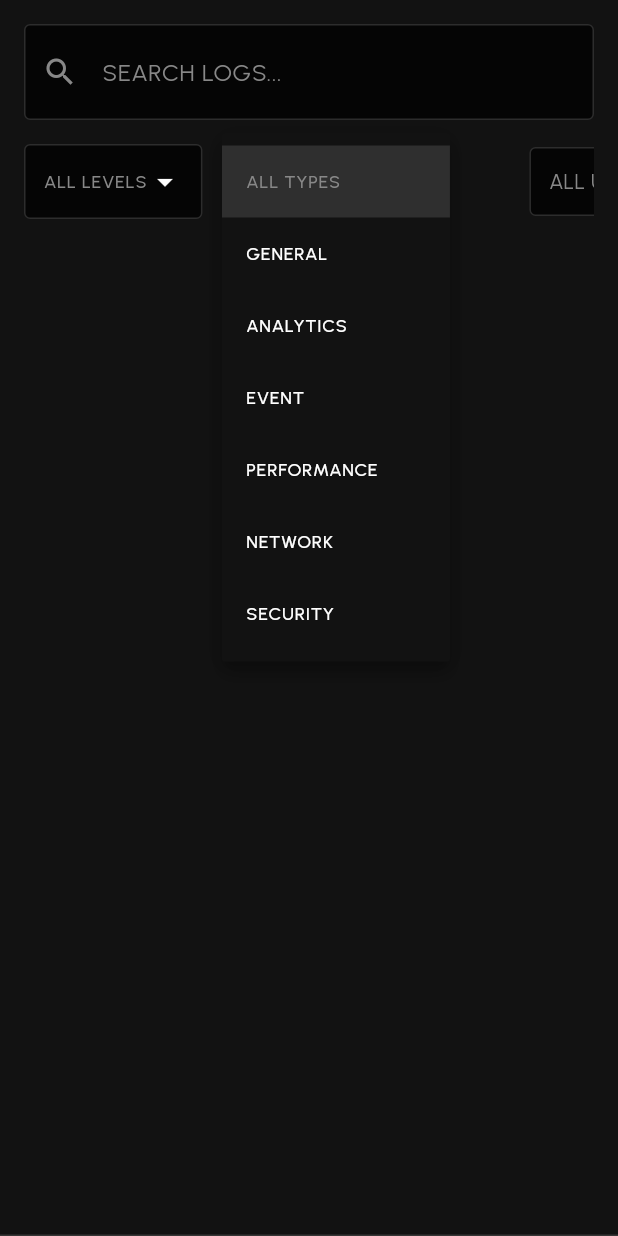
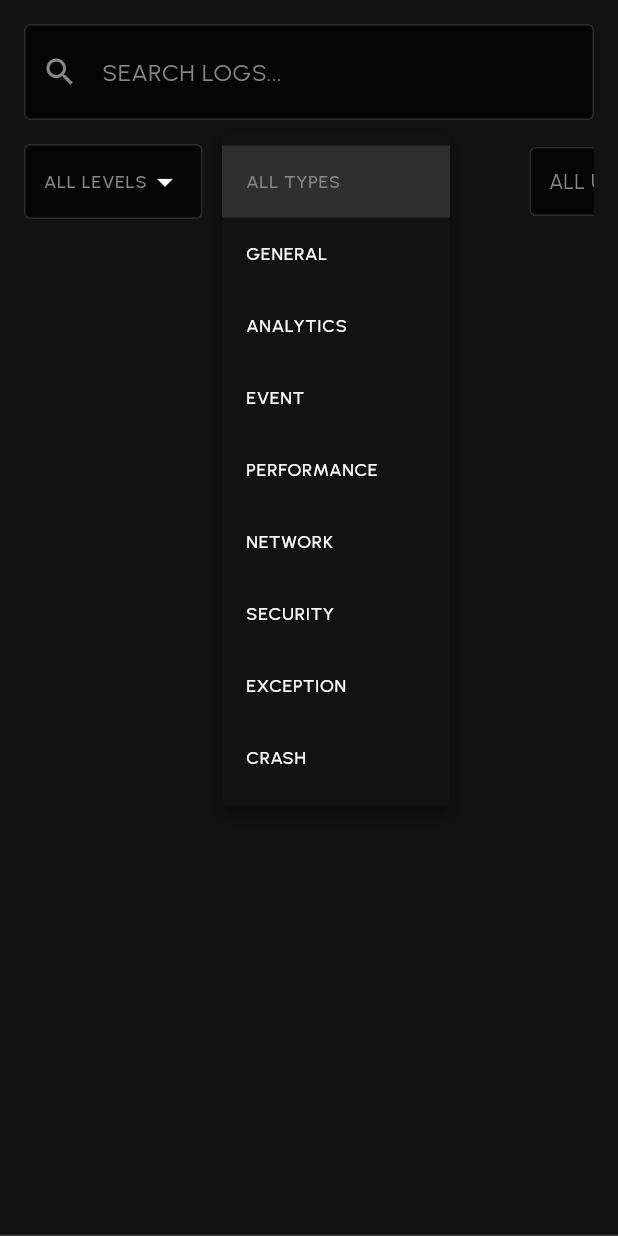
Before and after one commit to ThatSaxyDev/telling, a Flutter app: the LogFilterBar widget shown alone on an empty page, opened directly, after a tap on "ALL TYPES", on a phone screen of 412 x 824 dp. Run offline on Flutter 3.47's test engine with Material 3 defaults, Android fonts, the phone set to English and light mode, and no system bars; our stand-ins replace device_info_plus, flutter_riverpod, freezed_annotation, go_router, package_info_plus, responsive_framework and 1 more; accounts and stored records are empty; network calls fail.

Commit message:
feat: Add exception and crash log types and user email to log events.

```diff
--- a/lib/core/models/log_level/log_level.dart
+++ b/lib/core/models/log_level/log_level.dart
@@ -42,6 +42,8 @@ abstract class LogType with _$LogType {
   const factory LogType.performance() = _Performance;
   const factory LogType.network() = _Network;
   const factory LogType.security() = _Security;
+  const factory LogType.exception() = _Exception;
+  const factory LogType.crash() = _Crash;
   const factory LogType.custom(String name) = _Custom;
 
   factory LogType.fromJson(Map<String, dynamic> json) => _$LogTypeFromJson(json);
@@ -61,6 +63,10 @@ abstract class LogType with _$LogType {
         return const LogType.network();
       case 'security':
         return const LogType.security();
+      case 'exception':
+        return const LogType.exception();
+      case 'crash':
+        return const LogType.crash();
       case 'error': // Legacy support - map to general
       case 'errorr': // Legacy support for typo
         return const LogType.general();
--- a/lib/core/models/log_model/log_model.dart
+++ b/lib/core/models/log_model/log_model.dart
@@ -19,6 +19,7 @@ abstract class LogModel with _$LogModel {
     DeviceInfo? device,
     String? userId,
     String? userName,
+    String? userEmail,
   }) = _LogModel;
 
   factory LogModel.fromJson(Map<String, dynamic> json) {
@@ -42,6 +43,7 @@ abstract class LogModel with _$LogModel {
           : null,
       userId: json['userId'] as String?,
       userName: json['userName'] as String?,
+      userEmail: json['userEmail'] as String?,
     );
   }
 }
@@ -56,6 +58,8 @@ extension LogModelX on LogModel {
       performance: () => Icons.speed, // or Icons.show_chart, Icons.timer
       network: () => Icons.wifi, // or Icons.cloud, Icons.lan
       security: () => Icons.security,
+      exception: () => Icons.error_outline,
+      crash: () => Icons.dangerous,
       custom: (name) => Icons.info,
     );
   }
--- a/lib/features/logs/logs_screen.dart
+++ b/lib/features/logs/logs_screen.dart
@@ -356,6 +356,8 @@ class LogsScreen extends ConsumerWidget {
                               performance: () => 'PERFORMANCE',
                               network: () => 'NETWORK',
                               security: () => 'SECURITY',
+                              exception: () => 'EXCEPTION',
+                              crash: () => 'CRASH',
                               custom: (name) => name.toUpperCase(),
                             ),
                           ),
--- a/lib/features/logs/widgets/log_filter_bar.dart
+++ b/lib/features/logs/widgets/log_filter_bar.dart
@@ -111,6 +111,8 @@ class _LogFilterBarState extends ConsumerState<LogFilterBar> {
                     const LogType.performance(),
                     const LogType.network(),
                     const LogType.security(),
+                    const LogType.exception(),
+                    const LogType.crash(),
                   ],
                   onChanged: notifier.setType,
                   itemLabel: (type) => type.when(
@@ -120,6 +122,8 @@ class _LogFilterBarState extends ConsumerState<LogFilterBar> {
                     performance: () => 'PERFORMANCE',
                     network: () => 'NETWORK',
                     security: () => 'SECURITY',
+                    exception: () => 'EXCEPTION',
+                    crash: () => 'CRASH',
                     custom: (name) => name.toUpperCase(),
                   ),
                 ),
--- a/lib/features/overview/widgets/activity_timeline.dart
+++ b/lib/features/overview/widgets/activity_timeline.dart
@@ -153,6 +153,8 @@ class _ActivityTimelineState extends ConsumerState<ActivityTimeline> {
             LogType.performance(),
             LogType.network(),
             LogType.security(),
+            LogType.exception(),
+            LogType.crash(),
           ],
           onChanged: (type) => setState(() => _filterType = type),
           itemLabel: (type) => type.when(
@@ -162,6 +164,8 @@ class _ActivityTimelineState extends ConsumerState<ActivityTimeline> {
             performance: () => 'PERFORMANCE',
             network: () => 'NETWORK',
             security: () => 'SECURITY',
+            exception: () => 'EXCEPTION',
+            crash: () => 'CRASH',
             custom: (name) => name.toUpperCase(),
           ),
         ),
@@ -536,6 +540,8 @@ class _ActivityTimelineState extends ConsumerState<ActivityTimeline> {
       performance: () => Colors.amber,
       network: () => Colors.blue,
       security: () => Colors.red,
+      exception: () => Colors.orange,
+      crash: () => Colors.red.shade900,
       custom: (name) => AppColors.primary,
     );
   }
@@ -548,6 +554,8 @@ class _ActivityTimelineState extends ConsumerState<ActivityTimeline> {
       performance: () => 'PRF',
       network: () => 'NET',
       security: () => 'SEC',
+      exception: () => 'EXC',
+      crash: () => 'CRS',
       custom: (name) => name.substring(0, 3).toUpperCase(),
     );
   }
--- a/lib/main.dart
+++ b/lib/main.dart
@@ -29,7 +29,7 @@ void main() async {
         level: LogLevel.fatal,
         error: error,
         stackTrace: stack,
-        type: LogType.performance,
+        type: LogType.crash,
       );
     },
   );
--- a/packages/telling_logger/lib/src/models/log_event.dart
+++ b/packages/telling_logger/lib/src/models/log_event.dart
@@ -9,6 +9,8 @@ enum LogType {
   performance,
   network,
   security,
+  exception,
+  crash,
   custom,
 }
 
@@ -72,6 +74,10 @@ extension LogTypeExtensions on LogType {
         return 'Network';
       case LogType.security:
         return 'Security';
+      case LogType.exception:
+        return 'Exception';
+      case LogType.crash:
+        return 'Crash';
       case LogType.custom:
         return 'Custom';
     }
@@ -89,6 +95,7 @@ class LogEvent {
   final DeviceMetadata? deviceMetadata;
   final String? userId;
   final String? userName;
+  final String? userEmail;
 
   LogEvent({
     String? id,
@@ -101,6 +108,7 @@ class LogEvent {
     this.deviceMetadata,
     this.userId,
     this.userName,
+    this.userEmail,
   }) : id =
            id ??
            DateTime.now().millisecondsSinceEpoch
@@ -118,6 +126,7 @@ class LogEvent {
       if (deviceMetadata != null) 'device': deviceMetadata!.toJson(),
       if (userId != null) 'userId': userId,
       if (userName != null) 'userName': userName,
+      if (userEmail != null) 'userEmail': userEmail,
     };
   }
 }
```
Also changed, not shown: lib/features/settings/settings_screen.dart (+9 -4 lines), packages/telling_logger/lib/src/telling.dart (+5 -4 lines), lib/core/models/log_level/log_level.freezed.dart, lib/core/models/log_level/log_level.g.dart, lib/core/models/log_model/log_model.freezed.dart, 1 other file.
